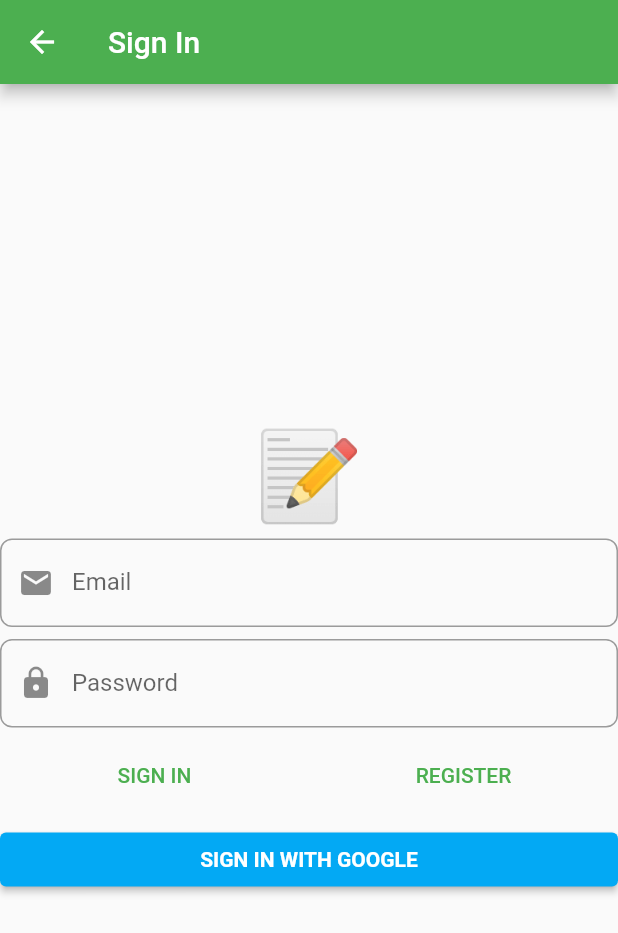
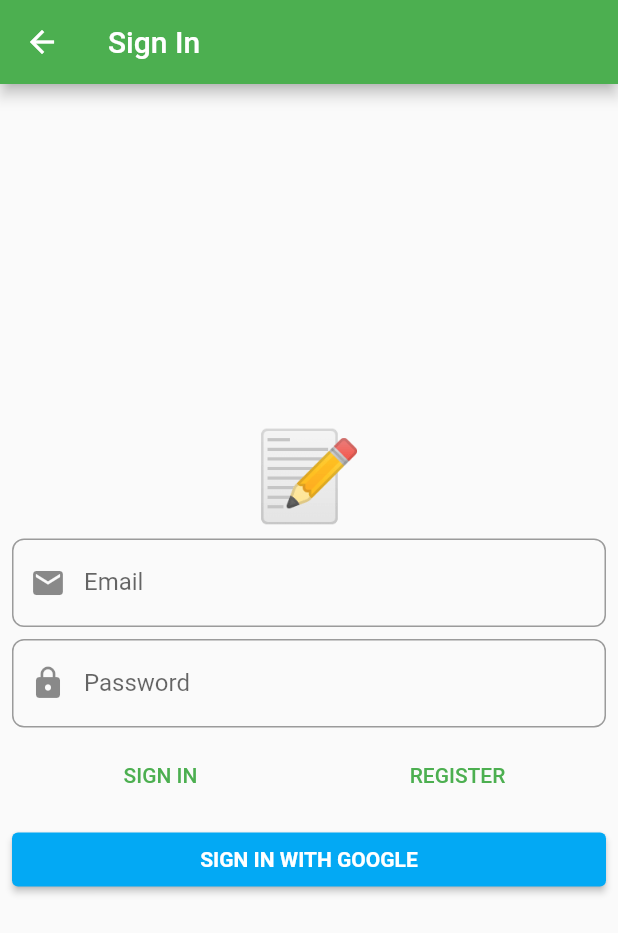
Before and after one commit to s17476/ddd_resocoder, a Flutter app: the SignInPage screen opened by its route, on a phone screen of 412 x 824 dp. Shown: the top 933 px of the screen. Run offline on Flutter 3.47's test engine with Material 2 defaults, Android fonts, the phone set to English and light mode, and no system bars; our stand-ins replace auto_route, dartz, firebase_auth, firebase_core, flutter_bloc, freezed_annotation and 4 more; accounts and stored records are empty; statements that could not run were skipped.

Commit message:
Lesson 12 - Note Value Objects

```diff
--- a/lib/application/auth/sign_in_form/bloc/sign_in_form_bloc.dart
+++ b/lib/application/auth/sign_in_form/bloc/sign_in_form_bloc.dart
@@ -96,7 +96,6 @@ class SignInFormBloc extends Bloc<SignInFormEvent, SignInFormState> {
         password: state.password,
       );
     }
-    print('jest');
     emit(
       state.copyWith(
         isSubmitting: false,
--- a/lib/domain/core/failures.dart
+++ b/lib/domain/core/failures.dart
@@ -5,10 +5,28 @@ part 'failures.freezed.dart';
 @freezed
 class ValueFailure<T> with _$ValueFailure<T> {
   const factory ValueFailure.invalidEmail({
-    required String failure,
+    required T failedValue,
   }) = InvalidEmail<T>;
 
   const factory ValueFailure.shortPassword({
-    required String failure,
+    required T failedValue,
   }) = ShortPassword<T>;
+
+  const factory ValueFailure.exceedingLenght({
+    required T failedValue,
+    required int max,
+  }) = ExceedingLenght<T>;
+
+  const factory ValueFailure.empty({
+    required T failedValue,
+  }) = Empty<T>;
+
+  const factory ValueFailure.multiline({
+    required T failedValue,
+  }) = Multiline<T>;
+
+  const factory ValueFailure.listToLong({
+    required T failedValue,
+    required int max,
+  }) = ListToLong<T>;
 }
--- /dev/null
+++ b/lib/domain/core/value_transformers.dart
@@ -0,0 +1,5 @@
+import 'dart:ui';
+
+Color makeColorOpaque(Color color) {
+  return color.withOpacity(1);
+}
--- a/lib/presentation/sign_in/widgets/sign_in_form.dart
+++ b/lib/presentation/sign_in/widgets/sign_in_form.dart
@@ -35,6 +35,7 @@ class SignInForm extends StatelessWidget {
         // print(state.showErrorMessages);
         return Form(
             child: ListView(
+          padding: const EdgeInsets.all(8),
           shrinkWrap: true,
           children: [
             const Text(
@@ -141,6 +142,14 @@ class SignInForm extends StatelessWidget {
                 ),
               ),
             ),
+            if (state.isSubmitting) ...[
+              const SizedBox(
+                height: 8,
+              ),
+              const LinearProgressIndicator(
+                value: null,
+              ),
+            ]
           ],
         ));
       },
--- a/pubspec.yaml
+++ b/pubspec.yaml
@@ -46,6 +46,7 @@ dependencies:
   get_it: ^7.2.0
   uuid: ^3.0.7
   auto_route: ^5.0.4
+  kt_dart: ^1.0.0
 
 dev_dependencies:
   flutter_test:
```
Also changed, not shown: lib/domain/core/value_validators.dart (+55 -2 lines), lib/domain/notes/value_objects.dart (added, +94 -0 lines), lib/domain/core/failures.freezed.dart, pubspec.lock.
